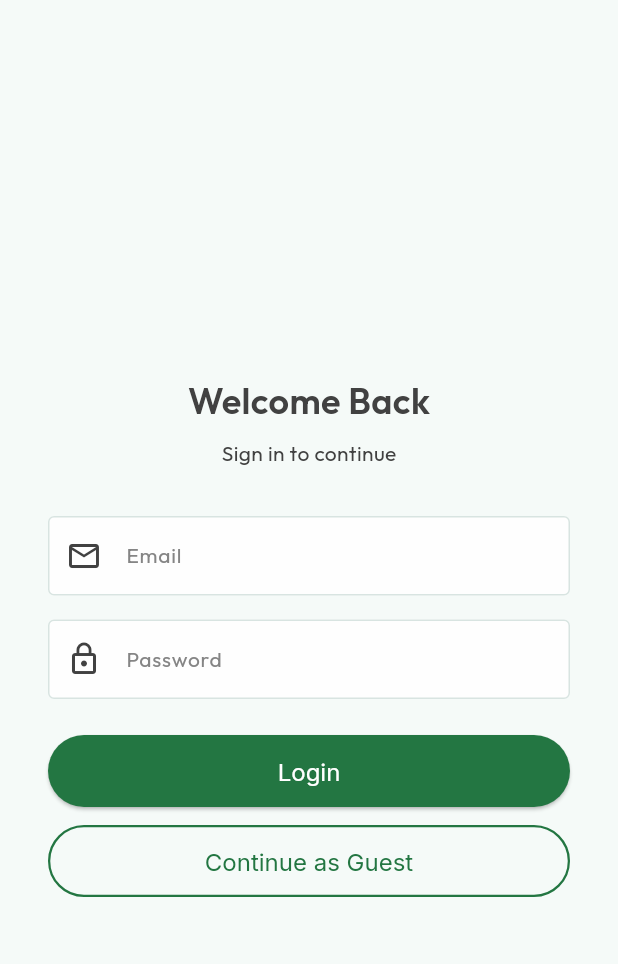
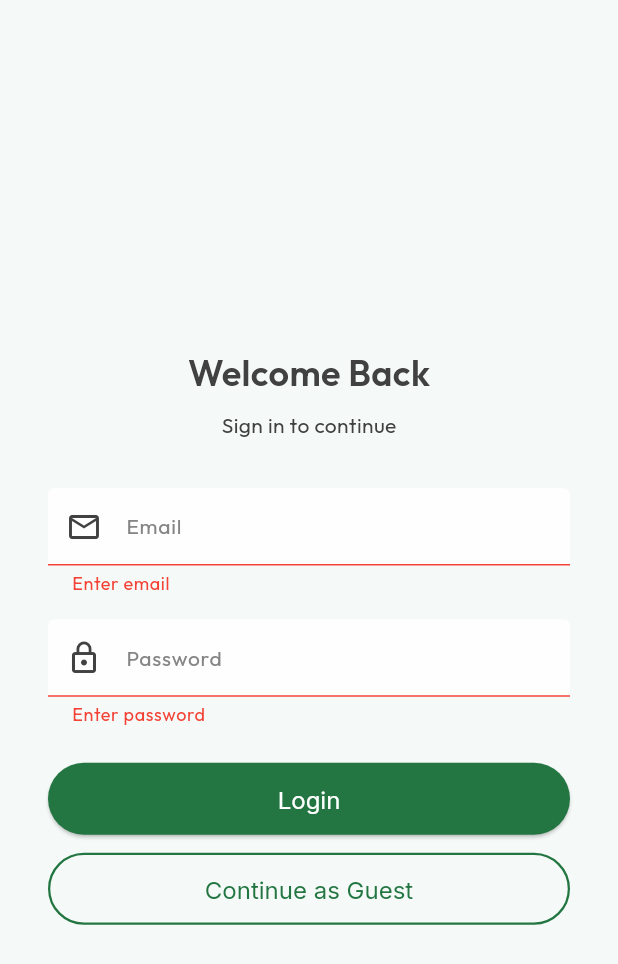
Before and after one commit to NikhilD1998/bloc_ecomm, a Flutter app: the screen it shows after launch, after a tap on "Login", on a phone screen of 412 x 824 dp. Shown: the top 964 px of the screen. Run offline on Flutter 3.47's test engine with Material 3 defaults, Android fonts, the phone set to English and light mode, and no system bars; our stand-ins replace equatable, flutter_bloc, google_fonts, hive, hive_flutter; accounts and stored records are empty.

Commit message:
feat: Implement authentication BLoC with login and guest login functionality; add custom button widgets and integrate Hive for state management

```diff
--- /dev/null
+++ b/lib/blocs/auth/auth_bloc.dart
@@ -0,0 +1,66 @@
+import 'package:flutter_bloc/flutter_bloc.dart';
+import 'auth_event.dart';
+import 'auth_state.dart';
+import 'package:hive/hive.dart';
+
+const _authBoxName = 'authBox';
+const _authKey = 'isAuthenticated';
+const _guestKey = 'isGuest';
+
+class AuthBloc extends Bloc<AuthEvent, AuthState> {
+  AuthBloc() : super(AuthInitial()) {
+    on<LoginRequested>(_onLoginRequested);
+    on<GuestLoginRequested>(_onGuestLoginRequested);
+    on<LogoutRequested>(_onLogoutRequested);
+    _loadAuthState();
+  }
+
+  Future<void> _loadAuthState() async {
+    final box = await Hive.openBox(_authBoxName);
+    final isAuthenticated = box.get(_authKey, defaultValue: false) as bool;
+    final isGuest = box.get(_guestKey, defaultValue: false) as bool;
+    if (isAuthenticated) {
+      emit(Authenticated(isGuest: isGuest));
+    } else {
+      emit(const Unauthenticated());
+    }
+  }
+
+  Future<void> _onLoginRequested(
+    LoginRequested event,
+    Emitter<AuthState> emit,
+  ) async {
+    emit(AuthLoading());
+    await Future.delayed(const Duration(seconds: 1));
+    if (event.email == 'user@example.com' && event.password == 'password123') {
+      final box = await Hive.openBox(_authBoxName);
+      await box.put(_authKey, true);
+      await box.put(_guestKey, false);
+      emit(const Authenticated(isGuest: false));
+    } else {
+      emit(const Unauthenticated(error: 'Invalid credentials'));
+    }
+  }
+
+  Future<void> _onGuestLoginRequested(
+    GuestLoginRequested event,
+    Emitter<AuthState> emit,
+  ) async {
+    emit(AuthLoading());
+    await Future.delayed(const Duration(milliseconds: 500));
+    final box = await Hive.openBox(_authBoxName);
+    await box.put(_authKey, true);
+    await box.put(_guestKey, true);
+    emit(const Authenticated(isGuest: true));
+  }
+
+  Future<void> _onLogoutRequested(
+    LogoutRequested event,
+    Emitter<AuthState> emit,
+  ) async {
+    final box = await Hive.openBox(_authBoxName);
+    await box.put(_authKey, false);
+    await box.put(_guestKey, false);
+    emit(const Unauthenticated());
+  }
+}
--- /dev/null
+++ b/lib/blocs/auth/auth_event.dart
@@ -0,0 +1,20 @@
+import 'package:equatable/equatable.dart';
+
+abstract class AuthEvent extends Equatable {
+  const AuthEvent();
+  @override
+  List<Object?> get props => [];
+}
+
+class LoginRequested extends AuthEvent {
+  final String email;
+  final String password;
+  const LoginRequested(this.email, this.password);
+
+  @override
+  List<Object?> get props => [email, password];
+}
+
+class GuestLoginRequested extends AuthEvent {}
+
+class LogoutRequested extends AuthEvent {}
--- /dev/null
+++ b/lib/blocs/auth/auth_state.dart
@@ -0,0 +1,25 @@
+import 'package:equatable/equatable.dart';
+
+abstract class AuthState extends Equatable {
+  const AuthState();
+  @override
+  List<Object?> get props => [];
+}
+
+class AuthInitial extends AuthState {}
+
+class AuthLoading extends AuthState {}
+
+class Authenticated extends AuthState {
+  final bool isGuest;
+  const Authenticated({this.isGuest = false});
+  @override
+  List<Object?> get props => [isGuest];
+}
+
+class Unauthenticated extends AuthState {
+  final String? error;
+  const Unauthenticated({this.error});
+  @override
+  List<Object?> get props => [error];
+}
--- a/lib/main.dart
+++ b/lib/main.dart
@@ -1,9 +1,15 @@
+import 'package:bloc_ecomm/blocs/auth/auth_bloc.dart';
 import 'package:bloc_ecomm/screens/others/splash_screen.dart';
 import 'package:flutter/material.dart';
+import 'package:flutter_bloc/flutter_bloc.dart';
+import 'blocs/product/product_bloc.dart';
 import 'theme/app_colors.dart';
 import 'theme/app_text_styles.dart';
+import 'package:hive_flutter/hive_flutter.dart';
 
-void main() {
+void main() async {
+  WidgetsFlutterBinding.ensureInitialized();
+  await Hive.initFlutter();
   runApp(const MyApp());
 }
 
@@ -12,7 +18,13 @@ class MyApp extends StatelessWidget {
 
   @override
   Widget build(BuildContext context) {
-    return MaterialApp(
+    return MultiBlocProvider(
+      providers: [
+        BlocProvider<AuthBloc>(create: (_) => AuthBloc()),
+        BlocProvider<ProductBloc>(create: (_) => ProductBloc()),
+        //BlocProvider<CartBloc>(create: (_) => CartBloc()),
+      ],
+      child: MaterialApp(
         title: 'Vegan Market',
         debugShowCheckedModeBanner: false,
         theme: ThemeData(
@@ -93,6 +105,7 @@ class MyApp extends StatelessWidget {
           useMaterial3: true,
         ),
         home: const SplashScreen(),
+      ),
     );
   }
 }
--- a/lib/screens/auth/auth_screen.dart
+++ b/lib/screens/auth/auth_screen.dart
@@ -1,8 +1,14 @@
 import 'package:bloc_ecomm/widgets/common/app_button.dart';
+import 'package:bloc_ecomm/widgets/common/outlined_button_custom.dart';
+import 'package:bloc_ecomm/widgets/common/primary_button.dart';
 import 'package:flutter/material.dart';
+import 'package:flutter_bloc/flutter_bloc.dart';
 import '../../theme/app_text_styles.dart';
 import '../../theme/app_colors.dart';
 import '../../navigations/bottom_nav_bar.dart';
+import '../../blocs/auth/auth_bloc.dart';
+import '../../blocs/auth/auth_event.dart';
+import '../../blocs/auth/auth_state.dart';
 
 class AuthScreen extends StatefulWidget {
   const AuthScreen({super.key});
@@ -16,6 +22,8 @@ class _AuthScreenState extends State<AuthScreen> {
   final _passwordController = TextEditingController();
   final _formKey = GlobalKey<FormState>();
 
+  String? _loadingAction; // "login" or "guest" or null
+
   @override
   void dispose() {
     _emailController.dispose();
@@ -24,13 +32,21 @@ class _AuthScreenState extends State<AuthScreen> {
   }
 
   void _onLogin() {
-    // TODO: Dispatch AuthBloc login event
+    if (_formKey.currentState?.validate() ?? false) {
+      setState(() => _loadingAction = "login");
+      context.read<AuthBloc>().add(
+        LoginRequested(_emailController.text, _passwordController.text),
+      );
+    }
   }
 
   void _onGuest() {
-    Navigator.of(
-      context,
-    ).pushReplacement(MaterialPageRoute(builder: (_) => const BottomNavBar()));
+    setState(() => _loadingAction = "guest");
+    context.read<AuthBloc>().add(GuestLoginRequested());
+  }
+
+  void _resetLoading() {
+    setState(() => _loadingAction = null);
   }
 
   @override
@@ -40,6 +56,20 @@ class _AuthScreenState extends State<AuthScreen> {
       body: Center(
         child: SingleChildScrollView(
           padding: const EdgeInsets.symmetric(horizontal: 32, vertical: 24),
+          child: BlocListener<AuthBloc, AuthState>(
+            listener: (context, state) {
+              if (state is Authenticated) {
+                _resetLoading();
+                Navigator.of(context).pushReplacement(
+                  MaterialPageRoute(builder: (_) => const BottomNavBar()),
+                );
+              } else if (state is Unauthenticated && state.error != null) {
+                _resetLoading();
+                ScaffoldMessenger.of(
+                  context,
+                ).showSnackBar(SnackBar(content: Text(state.error!)));
+              }
+            },
             child: Column(
               mainAxisSize: MainAxisSize.min,
               children: [
@@ -61,8 +91,9 @@ class _AuthScreenState extends State<AuthScreen> {
                         ),
                         keyboardType: TextInputType.emailAddress,
                         autofillHints: const [AutofillHints.email],
-                      validator: (value) =>
-                          value == null || value.isEmpty ? 'Enter email' : null,
+                        validator: (value) => value == null || value.isEmpty
+                            ? 'Enter email'
+                            : null,
                       ),
                       const SizedBox(height: 16),
                       TextFormField(
@@ -78,12 +109,28 @@ class _AuthScreenState extends State<AuthScreen> {
                             : null,
                       ),
                       const SizedBox(height: 24),
-                    AppButton(label: 'Login', onPressed: _onLogin),
+                      BlocBuilder<AuthBloc, AuthState>(
+                        builder: (context, state) {
+                          final loading = state is AuthLoading;
+                          return PrimaryButton(
+                            label: 'Login',
+                            onPressed: _onLogin,
+                            loading: loading,
+                            enabled: !loading,
+                          );
+                        },
+                      ),
                       const SizedBox(height: 12),
-                    AppButton(
+                      BlocBuilder<AuthBloc, AuthState>(
+                        builder: (context, state) {
+                          final loading = state is AuthLoading;
+                          return OutlinedButtonCustom(
                             label: 'Continue as Guest',
                             onPressed: _onGuest,
-                      outlined: true,
+                            loading: loading,
+                            enabled: !loading,
+                          );
+                        },
                       ),
                     ],
                   ),
@@ -92,6 +139,7 @@ class _AuthScreenState extends State<AuthScreen> {
             ),
           ),
         ),
+      ),
     );
   }
 }
--- /dev/null
+++ b/lib/widgets/common/outlined_button_custom.dart
@@ -0,0 +1,52 @@
+import 'package:bloc_ecomm/theme/app_colors.dart' show AppColors;
+import 'package:flutter/material.dart';
+
+class OutlinedButtonCustom extends StatelessWidget {
+  final String label;
+  final VoidCallback onPressed;
+  final bool loading;
+  final bool enabled;
+
+  const OutlinedButtonCustom({
+    super.key,
+    required this.label,
+    required this.onPressed,
+    this.loading = false,
+    this.enabled = true,
+  });
+
+  @override
+  Widget build(BuildContext context) {
+    const buttonHeight = 48.0;
+    final buttonChild = loading
+        ? SizedBox(
+            width: 20,
+            height: 20,
+            child: Center(
+              child: CircularProgressIndicator(
+                strokeWidth: 2,
+                valueColor: AlwaysStoppedAnimation<Color>(
+                  AppColors.activatedButtonContainer,
+                ),
+              ),
+            ),
+          )
+        : Text(label);
+
+    return SizedBox(
+      width: double.infinity,
+      height: buttonHeight,
+      child: OutlinedButton(
+        onPressed: (enabled && !loading) ? onPressed : null,
+        child: buttonChild,
+        style: OutlinedButton.styleFrom(
+          minimumSize: const Size(double.infinity, buttonHeight),
+          side: const BorderSide(
+            color: AppColors.activatedButtonContainer,
+            width: 1.5,
+          ),
+        ),
+      ),
+    );
+  }
+}
--- /dev/null
+++ b/lib/widgets/common/primary_button.dart
@@ -0,0 +1,48 @@
+import 'package:bloc_ecomm/theme/app_colors.dart' show AppColors;
+import 'package:flutter/material.dart';
+
+class PrimaryButton extends StatelessWidget {
+  final String label;
+  final VoidCallback onPressed;
+  final bool loading;
+  final bool enabled;
+
+  const PrimaryButton({
+    super.key,
+    required this.label,
+    required this.onPressed,
+    this.loading = false,
+    this.enabled = true,
+  });
+
+  @override
+  Widget build(BuildContext context) {
+    const buttonHeight = 48.0;
+    final buttonChild = loading
+        ? SizedBox(
+            width: 20,
+            height: 20,
+            child: Center(
+              child: CircularProgressIndicator(
+                strokeWidth: 2,
+                valueColor: AlwaysStoppedAnimation<Color>(
+                  Theme.of(context).colorScheme.onPrimary,
+                ),
+              ),
+            ),
+          )
+        : Text(label);
+
+    return SizedBox(
+      width: double.infinity,
+      height: buttonHeight,
+      child: ElevatedButton(
+        onPressed: (enabled && !loading) ? onPressed : null,
+        child: buttonChild,
+        style: ElevatedButton.styleFrom(
+          minimumSize: const Size(double.infinity, buttonHeight),
+        ),
+      ),
+    );
+  }
+}
--- a/pubspec.yaml
+++ b/pubspec.yaml
@@ -37,6 +37,7 @@ dependencies:
   google_fonts: ^6.3.2
   equatable: ^2.0.7
   flutter_bloc: ^9.1.1
+  hive_flutter: ^1.1.0
 
 dev_dependencies:
   flutter_test:
```
Also changed, not shown: lib/screens/main/profile_screen.dart (added), pubspec.lock. Lines whose indentation alone changed are shown as unchanged.
